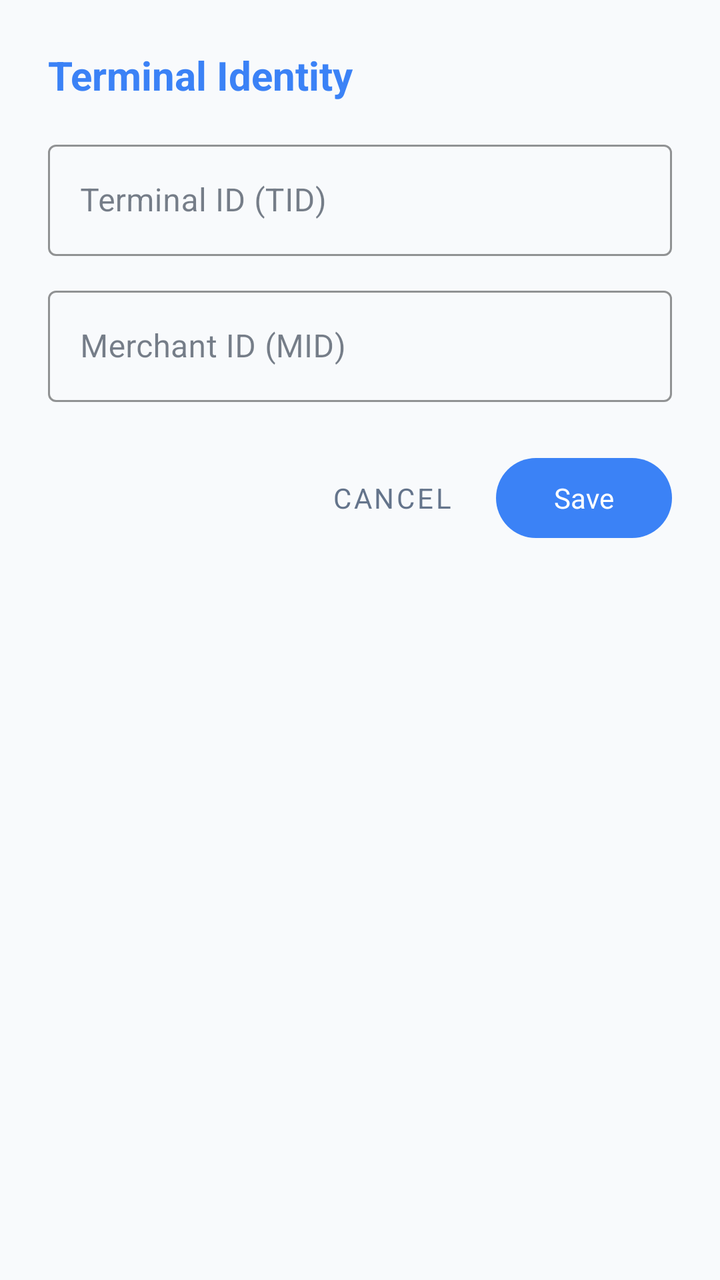
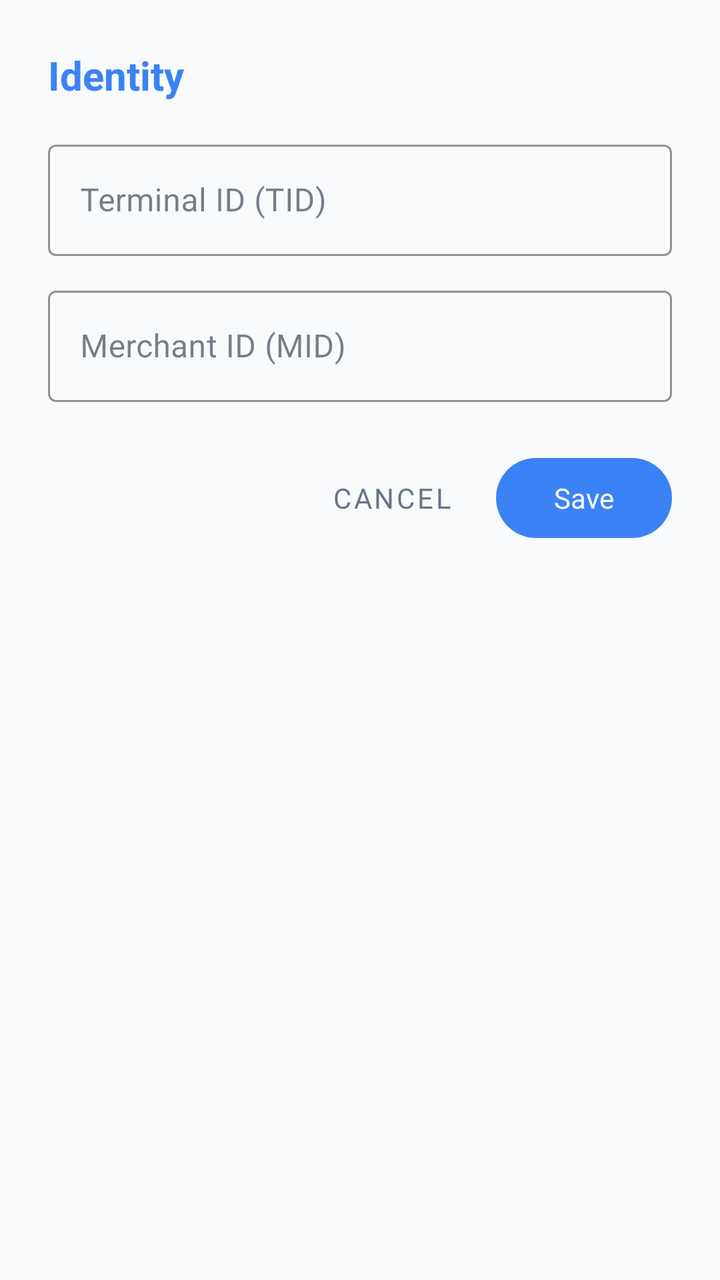

The first picture is an Android layout as it rendered before a commit; the second is the same layout after the commit. The layout source and the unified diff follow.
<!-- AndroidManifest.xml: application theme Theme.MySoftPOS -->
<!-- res/layout/dialog_admin_identity.xml -->
<?xml version="1.0" encoding="utf-8"?>
<LinearLayout xmlns:android="http://schemas.android.com/apk/res/android"
    xmlns:app="http://schemas.android.com/apk/res-auto"
    android:layout_width="match_parent"
    android:layout_height="wrap_content"
    android:orientation="vertical"
    android:padding="24dp"
    android:minWidth="320dp">

    <TextView
        android:layout_width="match_parent"
        android:layout_height="wrap_content"
        android:text="Terminal Identity"
        android:textSize="20sp"
        android:textStyle="bold"
        android:textColor="@color/primary"
        android:layout_marginBottom="16dp"/>

    
    <com.google.android.material.textfield.TextInputLayout
        android:layout_width="match_parent"
        android:layout_height="wrap_content"
        android:hint="@string/settings_terminal_id"
        style="@style/Widget.MaterialComponents.TextInputLayout.OutlinedBox"
        app:boxStrokeColor="@color/primary"
        app:hintTextColor="@color/primary">

        <com.google.android.material.textfield.TextInputEditText
            android:id="@+id/etTerminalId"
            android:layout_width="match_parent"
            android:layout_height="wrap_content"
            android:inputType="textNoSuggestions"
            android:maxLength="8"
            android:textColor="@color/text_primary"
            android:textSize="16sp" />

    </com.google.android.material.textfield.TextInputLayout>

    
    <com.google.android.material.textfield.TextInputLayout
        android:layout_width="match_parent"
        android:layout_height="wrap_content"
        android:layout_marginTop="12dp"
        android:hint="@string/settings_merchant_id"
        style="@style/Widget.MaterialComponents.TextInputLayout.OutlinedBox"
        app:boxStrokeColor="@color/primary"
        app:hintTextColor="@color/primary">

        <com.google.android.material.textfield.TextInputEditText
            android:id="@+id/etMerchantId"
            android:layout_width="match_parent"
            android:layout_height="wrap_content"
            android:inputType="textNoSuggestions"
            android:textColor="@color/text_primary"
            android:textSize="16sp" />

    </com.google.android.material.textfield.TextInputLayout>

    
    <LinearLayout
        android:layout_width="match_parent"
        android:layout_height="wrap_content"
        android:orientation="horizontal"
        android:gravity="end"
        android:layout_marginTop="24dp">

        <com.google.android.material.button.MaterialButton
            android:id="@+id/btnCancel"
            android:layout_width="wrap_content"
            android:layout_height="wrap_content"
            android:text="Cancel"
            android:textColor="#64748B"
            style="@style/Widget.MaterialComponents.Button.TextButton"
            android:layout_marginEnd="8dp"/>

        <com.google.android.material.button.MaterialButton
            android:id="@+id/btnSave"
            android:layout_width="wrap_content"
            android:layout_height="wrap_content"
            android:text="Save"
            app:backgroundTint="@color/primary"
            android:textColor="@android:color/white"/>
    </LinearLayout>

</LinearLayout>
<!-- resources referenced by this layout -->
<resources>
  <color name="primary">#3B82F6</color>
  <color name="text_primary">#1E293B</color>
  <string name="settings_merchant_id">Merchant ID (MID)</string>
  <string name="settings_terminal_id">Terminal ID (TID)</string>
  <style name="Theme.MySoftPOS" parent="Theme.Material3.Light.NoActionBar">
          
          <item name="colorPrimary">@color/primary</item>
          <item name="colorOnPrimary">@color/on_primary</item>
          <item name="colorPrimaryContainer">@color/background</item>
          <item name="colorOnPrimaryContainer">@color/primary</item>
  
          <item name="colorSecondary">@color/secondary</item>
          <item name="colorOnSecondary">@color/on_secondary</item>
          
          
          <item name="colorSurface">@color/surface</item>
          <item name="colorOnSurface">@color/on_surface</item>
          <item name="android:colorBackground">@color/background</item>
          <item name="android:textColorPrimary">@color/text_primary</item>
          <item name="android:textColorSecondary">@color/text_secondary</item>
          
          
          <item name="android:editTextColor">@color/text_primary</item>
          <item name="android:textColorHint">@color/text_hint</item>
  
          <item name="colorError">@color/error</item>
          
          <item name="android:statusBarColor">@color/background</item>
          <item name="android:windowLightStatusBar">true</item>
  
          
          <item name="android:windowAnimationStyle">@style/AppWindowAnimations</item>
  
          
          <item name="android:fontFamily">sans-serif</item>
      </style>
  <color name="on_primary">#FFFFFF</color>
  <color name="background">#F8FAFC</color>
  <color name="secondary">#06B6D4</color>
  <color name="on_secondary">#000000</color>
  <color name="surface">#FFFFFF</color>
  <color name="on_surface">#1E293B</color>
  <color name="text_secondary">#64748B</color>
  <color name="text_hint">#94A3B8</color>
  <color name="error">#EF4444</color>
  <style name="AppWindowAnimations" parent="@android:style/Animation.Activity">
          <item name="android:activityOpenEnterAnimation">@anim/slide_in_right</item>
          <item name="android:activityOpenExitAnimation">@anim/slide_out_left</item>
          <item name="android:activityCloseEnterAnimation">@anim/slide_in_left</item>
          <item name="android:activityCloseExitAnimation">@anim/slide_out_right</item>
      </style>
</resources>

<!-- the commit's change to res/layout/dialog_admin_identity.xml (unified diff, before → after) -->
@@ -10,7 +10,7 @@
     <TextView
         android:layout_width="match_parent"
         android:layout_height="wrap_content"
-        android:text="Terminal Identity"
+        android:text="@string/settings_identity_group"
         android:textSize="20sp"
         android:textStyle="bold"
         android:textColor="@color/primary"
@@ -68,7 +68,7 @@
             android:id="@+id/btnCancel"
             android:layout_width="wrap_content"
             android:layout_height="wrap_content"
-            android:text="Cancel"
+            android:text="@string/common_cancel"
             android:textColor="#64748B"
             style="@style/Widget.MaterialComponents.Button.TextButton"
             android:layout_marginEnd="8dp"/>
@@ -77,7 +77,7 @@
             android:id="@+id/btnSave"
             android:layout_width="wrap_content"
             android:layout_height="wrap_content"
-            android:text="Save"
+            android:text="@string/common_save"
             app:backgroundTint="@color/primary"
             android:textColor="@android:color/white"/>
     </LinearLayout>
<!-- resource entries referenced after the edit -->
@@ -2,6 +2,9 @@
 <resources>
   <color name="primary">#3B82F6</color>
   <color name="text_primary">#1E293B</color>
+  <string name="common_cancel">Cancel</string>
+  <string name="common_save">Save</string>
+  <string name="settings_identity_group">Identity</string>
   <string name="settings_merchant_id">Merchant ID (MID)</string>
   <string name="settings_terminal_id">Terminal ID (TID)</string>
   <style name="Theme.MySoftPOS" parent="Theme.Material3.Light.NoActionBar">
